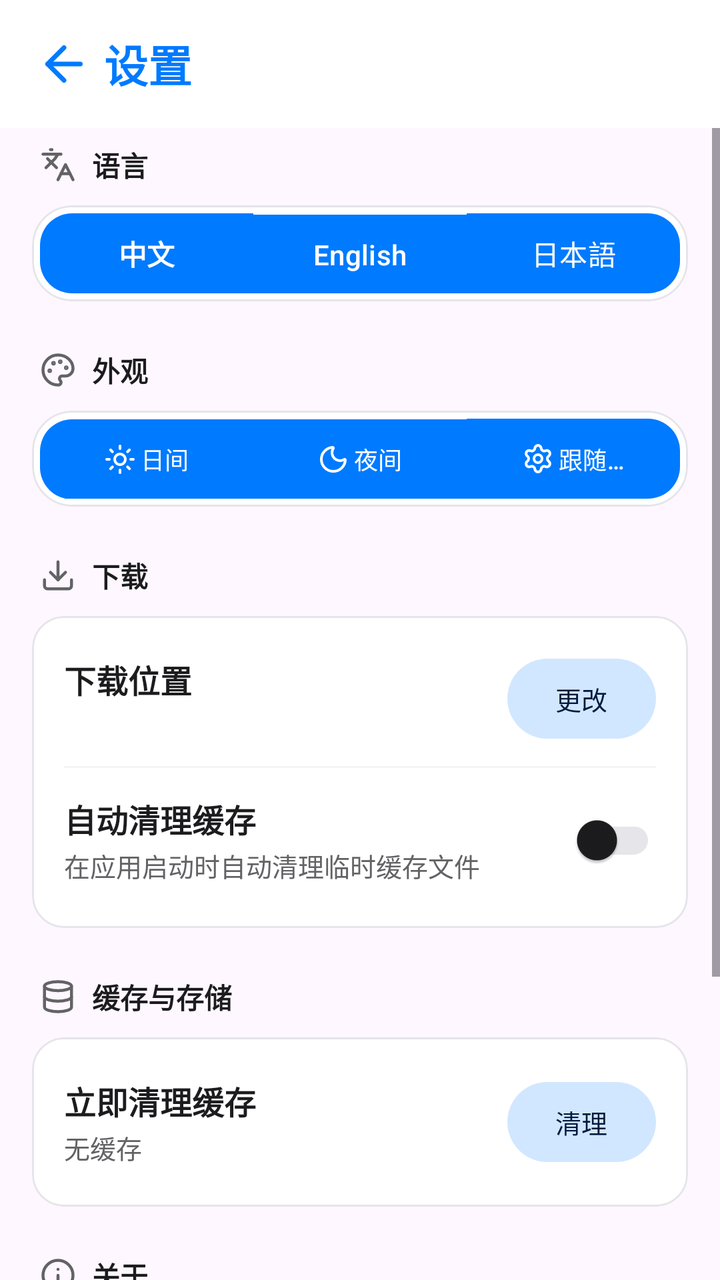
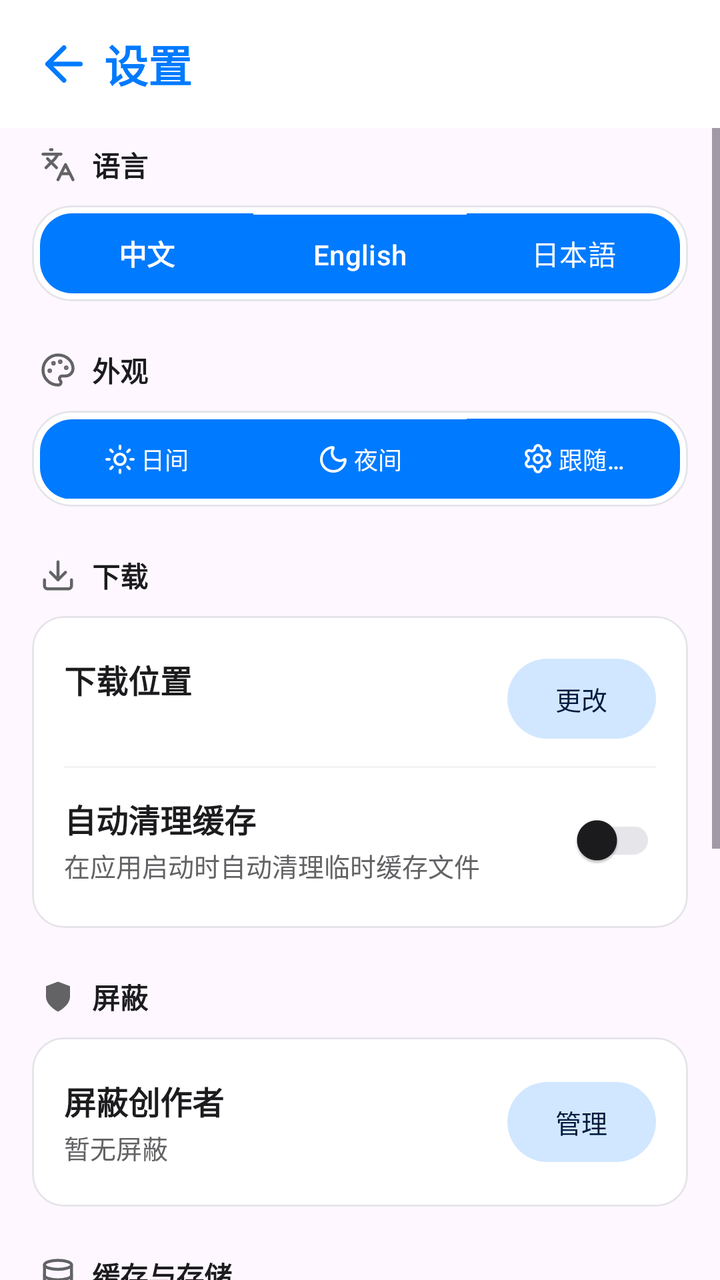

The first picture is an Android layout as it rendered before a commit; the second is the same layout after the commit. The layout source and the unified diff follow.
<!-- AndroidManifest.xml: application theme Theme.Pawchive -->
<!-- res/layout/fragment_settings.xml -->
<?xml version="1.0" encoding="utf-8"?>
<LinearLayout xmlns:android="http://schemas.android.com/apk/res/android"
    xmlns:app="http://schemas.android.com/apk/res-auto"
    android:layout_width="match_parent"
    android:layout_height="match_parent"
    android:orientation="vertical"
    android:background="?android:attr/colorBackground">

    
    <LinearLayout
        android:id="@+id/header_layout"
        android:layout_width="match_parent"
        android:layout_height="wrap_content"
        android:orientation="horizontal"
        android:gravity="center_vertical"
        android:background="?attr/colorSurface"
        android:paddingStart="12dp"
        android:paddingEnd="16dp"
        android:paddingTop="12dp"
        android:paddingBottom="12dp">

        <ImageView
            android:id="@+id/btn_back"
            android:layout_width="40dp"
            android:layout_height="40dp"
            android:src="@drawable/ic_arrow_back"
            android:padding="6dp"
            android:background="?attr/selectableItemBackgroundBorderless"
            app:tint="?attr/colorPrimary" />

        <TextView
            android:layout_width="0dp"
            android:layout_height="wrap_content"
            android:layout_weight="1"
            android:text="@string/settings"
            android:textSize="22sp"
            android:textStyle="bold"
            android:textColor="?attr/colorPrimary" />
    </LinearLayout>

    <ScrollView
        android:layout_width="match_parent"
        android:layout_height="0dp"
        android:layout_weight="1"
        android:fillViewport="true">

        <LinearLayout
            android:layout_width="match_parent"
            android:layout_height="wrap_content"
            android:orientation="vertical"
            android:paddingStart="16dp"
            android:paddingEnd="16dp"
            android:paddingTop="8dp"
            android:paddingBottom="24dp">

            
            <LinearLayout
                android:layout_width="match_parent"
                android:layout_height="wrap_content"
                android:orientation="horizontal"
                android:gravity="center_vertical"
                android:layout_marginStart="4dp"
                android:layout_marginBottom="10dp">

                <ImageView
                    android:layout_width="18dp"
                    android:layout_height="18dp"
                    android:src="@drawable/ic_language"
                    app:tint="?attr/colorOnSurfaceVariant"
                    android:layout_marginEnd="8dp" />

                <TextView
                    android:layout_width="wrap_content"
                    android:layout_height="wrap_content"
                    android:text="@string/language"
                    android:textSize="14sp"
                    android:textColor="?attr/colorOnSurface"
                    android:textStyle="bold" />
            </LinearLayout>

            <com.google.android.material.card.MaterialCardView
                android:layout_width="match_parent"
                android:layout_height="wrap_content"
                app:cardCornerRadius="20dp"
                app:cardElevation="0dp"
                app:cardBackgroundColor="?attr/colorSurface"
                app:strokeWidth="1dp"
                app:strokeColor="?attr/colorOutlineVariant"
                android:layout_marginBottom="24dp">

                <com.google.android.material.button.MaterialButtonToggleGroup
                    android:id="@+id/toggle_language"
                    android:layout_width="match_parent"
                    android:layout_height="wrap_content"
                    app:singleSelection="true"
                    app:selectionRequired="true"
                    android:padding="4dp">

                    <com.google.android.material.button.MaterialButton
                        android:id="@+id/btn_lang_zh"
                        style="@style/Widget.Material3.Button.UnelevatedButton"
                        android:layout_width="0dp"
                        android:layout_height="40dp"
                        android:layout_weight="1"
                        android:text="中文"
                        android:textSize="14sp"
                        android:textStyle="bold"
                        android:insetTop="0dp"
                        android:insetBottom="0dp"
                        app:cornerRadius="16dp" />

                    <com.google.android.material.button.MaterialButton
                        android:id="@+id/btn_lang_en"
                        style="@style/Widget.Material3.Button.UnelevatedButton"
                        android:layout_width="0dp"
                        android:layout_height="40dp"
                        android:layout_weight="1"
                        android:text="English"
                        android:textSize="14sp"
                        android:insetTop="0dp"
                        android:insetBottom="0dp"
                        app:cornerRadius="16dp" />

                    <com.google.android.material.button.MaterialButton
                        android:id="@+id/btn_lang_ja"
                        style="@style/Widget.Material3.Button.UnelevatedButton"
                        android:layout_width="0dp"
                        android:layout_height="40dp"
                        android:layout_weight="1"
                        android:text="日本語"
                        android:textSize="14sp"
                        android:insetTop="0dp"
                        android:insetBottom="0dp"
                        app:cornerRadius="16dp" />
                </com.google.android.material.button.MaterialButtonToggleGroup>
            </com.google.android.material.card.MaterialCardView>

            
            <LinearLayout
                android:layout_width="match_parent"
                android:layout_height="wrap_content"
                android:orientation="horizontal"
                android:gravity="center_vertical"
                android:layout_marginStart="4dp"
                android:layout_marginBottom="10dp">

                <ImageView
                    android:layout_width="18dp"
                    android:layout_height="18dp"
                    android:src="@drawable/ic_appearance"
                    app:tint="?attr/colorOnSurfaceVariant"
                    android:layout_marginEnd="8dp" />

                <TextView
                    android:layout_width="wrap_content"
                    android:layout_height="wrap_content"
                    android:text="@string/appearance"
                    android:textSize="14sp"
                    android:textColor="?attr/colorOnSurface"
                    android:textStyle="bold" />
            </LinearLayout>

            <com.google.android.material.card.MaterialCardView
                android:layout_width="match_parent"
                android:layout_height="wrap_content"
                app:cardCornerRadius="20dp"
                app:cardElevation="0dp"
                app:cardBackgroundColor="?attr/colorSurface"
                app:strokeWidth="1dp"
                app:strokeColor="?attr/colorOutlineVariant"
                android:layout_marginBottom="24dp">

                <com.google.android.material.button.MaterialButtonToggleGroup
                    android:id="@+id/toggle_appearance"
                    android:layout_width="match_parent"
                    android:layout_height="wrap_content"
                    app:singleSelection="true"
                    app:selectionRequired="true"
                    android:padding="4dp">

                    <com.google.android.material.button.MaterialButton
                        android:id="@+id/btn_appearance_light"
                        style="@style/Widget.Material3.Button.UnelevatedButton"
                        android:layout_width="0dp"
                        android:layout_height="40dp"
                        android:layout_weight="1"
                        android:text="@string/appearance_light"
                        android:textSize="12sp"
                        app:icon="@drawable/ic_sun"
                        app:iconGravity="textStart"
                        app:iconSize="16dp"
                        app:iconPadding="2dp"
                        android:insetTop="0dp"
                        android:insetBottom="0dp"
                        app:cornerRadius="16dp" />

                    <com.google.android.material.button.MaterialButton
                        android:id="@+id/btn_appearance_dark"
                        style="@style/Widget.Material3.Button.UnelevatedButton"
                        android:layout_width="0dp"
                        android:layout_height="40dp"
                        android:layout_weight="1"
                        android:text="@string/appearance_dark"
                        android:textSize="12sp"
                        app:icon="@drawable/ic_moon"
                        app:iconGravity="textStart"
                        app:iconSize="16dp"
                        app:iconPadding="2dp"
                        android:insetTop="0dp"
                        android:insetBottom="0dp"
                        app:cornerRadius="16dp" />

                    <com.google.android.material.button.MaterialButton
                        android:id="@+id/btn_appearance_system"
                        style="@style/Widget.Material3.Button.UnelevatedButton"
                        android:layout_width="0dp"
                        android:layout_height="40dp"
                        android:layout_weight="1"
                        android:text="@string/appearance_system"
                        android:textSize="12sp"
                        app:icon="@drawable/ic_settings"
                        app:iconGravity="textStart"
                        app:iconSize="16dp"
                        app:iconPadding="2dp"
                        android:insetTop="0dp"
                        android:insetBottom="0dp"
                        app:cornerRadius="16dp" />
                </com.google.android.material.button.MaterialButtonToggleGroup>
            </com.google.android.material.card.MaterialCardView>

            
            <LinearLayout
                android:layout_width="match_parent"
                android:layout_height="wrap_content"
                android:orientation="horizontal"
                android:gravity="center_vertical"
                android:layout_marginStart="4dp"
                android:layout_marginBottom="10dp">

                <ImageView
                    android:layout_width="18dp"
                    android:layout_height="18dp"
                    android:src="@drawable/ic_download_section"
                    app:tint="?attr/colorOnSurfaceVariant"
                    android:layout_marginEnd="8dp" />

                <TextView
                    android:layout_width="wrap_content"
                    android:layout_height="wrap_content"
                    android:text="@string/section_download"
                    android:textSize="14sp"
                    android:textColor="?attr/colorOnSurface"
                    android:textStyle="bold" />
            </LinearLayout>

            <com.google.android.material.card.MaterialCardView
                android:layout_width="match_parent"
                android:layout_height="wrap_content"
                app:cardCornerRadius="16dp"
                app:cardElevation="0dp"
                app:cardBackgroundColor="?attr/colorSurface"
                app:strokeWidth="1dp"
                app:strokeColor="?attr/colorOutlineVariant"
                android:layout_marginBottom="24dp">

                <LinearLayout
                    android:layout_width="match_parent"
                    android:layout_height="wrap_content"
                    android:orientation="vertical"
                    android:paddingHorizontal="16dp"
                    android:paddingVertical="8dp">

                    
                    <LinearLayout
                        android:layout_width="match_parent"
                        android:layout_height="wrap_content"
                        android:orientation="horizontal"
                        android:gravity="center_vertical"
                        android:paddingVertical="12dp">

                        <LinearLayout
                            android:layout_width="0dp"
                            android:layout_height="wrap_content"
                            android:layout_weight="1"
                            android:orientation="vertical">

                            <TextView
                                android:layout_width="wrap_content"
                                android:layout_height="wrap_content"
                                android:text="@string/download_location"
                                android:textSize="16sp"
                                android:textColor="?attr/colorOnSurface"
                                android:textStyle="bold" />

                            <TextView
                                android:id="@+id/tv_download_location"
                                android:layout_width="wrap_content"
                                android:layout_height="wrap_content"
                                android:text=""
                                android:textSize="13sp"
                                android:textColor="?attr/colorTextSecondary"
                                android:layout_marginTop="2dp" />
                        </LinearLayout>

                        <com.google.android.material.button.MaterialButton
                            android:id="@+id/btn_change_location"
                            style="@style/Widget.Material3.Button.TonalButton"
                            android:layout_width="wrap_content"
                            android:layout_height="40dp"
                            android:text="@string/download_location_change"
                            android:textSize="13sp"
                            android:minWidth="0dp"
                            android:insetTop="0dp"
                            android:insetBottom="0dp"
                            app:backgroundTint="?attr/colorPrimaryContainer"
                            android:textColor="?attr/colorOnPrimaryContainer" />
                    </LinearLayout>

                    <View
                        android:layout_width="match_parent"
                        android:layout_height="1dp"
                        android:background="?attr/colorOutlineVariant"
                        android:alpha="0.4" />

                    
                    <LinearLayout
                        android:layout_width="match_parent"
                        android:layout_height="wrap_content"
                        android:orientation="horizontal"
                        android:gravity="center_vertical"
                        android:paddingVertical="12dp">

                        <LinearLayout
                            android:layout_width="0dp"
                            android:layout_height="wrap_content"
                            android:layout_weight="1"
                            android:orientation="vertical">

                            <TextView
                                android:layout_width="wrap_content"
                                android:layout_height="wrap_content"
                                android:text="@string/auto_clean_cache"
                                android:textSize="16sp"
                                android:textColor="?attr/colorOnSurface"
                                android:textStyle="bold" />

                            <TextView
                                android:layout_width="wrap_content"
                                android:layout_height="wrap_content"
                                android:text="@string/auto_clean_cache_desc"
                                android:textSize="13sp"
                                android:textColor="?attr/colorTextSecondary"
                                android:layout_marginTop="2dp" />
                        </LinearLayout>

                        <com.google.android.material.switchmaterial.SwitchMaterial
                            android:id="@+id/switch_auto_clean"
                            android:layout_width="wrap_content"
                            android:layout_height="wrap_content"
                            android:layout_marginStart="12dp"
                            android:layout_gravity="center_vertical" />
                    </LinearLayout>
                </LinearLayout>
            </com.google.android.material.card.MaterialCardView>

            
            <LinearLayout
                android:layout_width="match_parent"
                android:layout_height="wrap_content"
                android:orientation="horizontal"
                android:gravity="center_vertical"
                android:layout_marginStart="4dp"
                android:layout_marginBottom="10dp">

                <ImageView
                    android:layout_width="18dp"
                    android:layout_height="18dp"
                    android:src="@drawable/ic_cache_section"
                    app:tint="?attr/colorOnSurfaceVariant"
                    android:layout_marginEnd="8dp" />

                <TextView
                    android:layout_width="wrap_content"
                    android:layout_height="wrap_content"
                    android:text="@string/section_cache"
                    android:textSize="14sp"
                    android:textColor="?attr/colorOnSurface"
                    android:textStyle="bold" />
            </LinearLayout>

            <com.google.android.material.card.MaterialCardView
                android:layout_width="match_parent"
                android:layout_height="wrap_content"
                app:cardCornerRadius="16dp"
                app:cardElevation="0dp"
                app:cardBackgroundColor="?attr/colorSurface"
                app:strokeWidth="1dp"
                app:strokeColor="?attr/colorOutlineVariant"
                android:layout_marginBottom="24dp">

                <LinearLayout
                    android:layout_width="match_parent"
                    android:layout_height="wrap_content"
                    android:orientation="vertical"
                    android:paddingHorizontal="16dp"
                    android:paddingVertical="8dp">

                    
                    <LinearLayout
                        android:layout_width="match_parent"
                        android:layout_height="wrap_content"
                        android:orientation="horizontal"
                        android:gravity="center_vertical"
                        android:paddingVertical="12dp">

                        <LinearLayout
                            android:layout_width="0dp"
                            android:layout_height="wrap_content"
                            android:layout_weight="1"
                            android:orientation="vertical">

                            <TextView
                                android:layout_width="wrap_content"
                                android:layout_height="wrap_content"
                                android:text="@string/manual_clean_cache"
                                android:textSize="16sp"
                                android:textColor="?attr/colorOnSurface"
                                android:textStyle="bold" />

                            <TextView
                                android:id="@+id/tv_cache_size"
                                android:layout_width="wrap_content"
                                android:layout_height="wrap_content"
                                android:text="@string/cache_empty"
                                android:textSize="13sp"
                                android:textColor="?attr/colorTextSecondary"
                                android:layout_marginTop="2dp" />
                        </LinearLayout>

                        <com.google.android.material.button.MaterialButton
                            android:id="@+id/btn_clean_cache"
                            style="@style/Widget.Material3.Button.TonalButton"
                            android:layout_width="wrap_content"
                            android:layout_height="40dp"
                            android:text="@string/clean"
                            android:textSize="13sp"
                            android:minWidth="0dp"
                            android:insetTop="0dp"
                            android:insetBottom="0dp"
                            app:backgroundTint="?attr/colorPrimaryContainer"
                            android:textColor="?attr/colorOnPrimaryContainer" />
                    </LinearLayout>
                </LinearLayout>
            </com.google.android.material.card.MaterialCardView>

            
            <LinearLayout
                android:layout_width="match_parent"
                android:layout_height="wrap_content"
                android:orientation="horizontal"
                android:gravity="center_vertical"
                android:layout_marginStart="4dp"
                android:layout_marginBottom="10dp">

                <ImageView
                    android:layout_width="18dp"
                    android:layout_height="18dp"
                    android:src="@drawable/ic_info"
                    app:tint="?attr/colorOnSurfaceVariant"
                    android:layout_marginEnd="8dp" />

                <TextView
                    android:layout_width="wrap_content"
                    android:layout_height="wrap_content"
                    android:text="@string/section_about"
                    android:textSize="14sp"
                    android:textColor="?attr/colorOnSurface"
                    android:textStyle="bold" />
            </LinearLayout>

            <com.google.android.material.card.MaterialCardView
                android:layout_width="match_parent"
                android:layout_height="wrap_content"
                app:cardCornerRadius="16dp"
                app:cardElevation="0dp"
                app:cardBackgroundColor="?attr/colorSurface"
                app:strokeWidth="1dp"
                app:strokeColor="?attr/colorOutlineVariant">

                <LinearLayout
                    android:layout_width="match_parent"
                    android:layout_height="wrap_content"
                    android:orientation="vertical"
                    android:paddingHorizontal="16dp"
                    android:paddingVertical="8dp">

                    
                    <LinearLayout
                        android:layout_width="match_parent"
                        android:layout_height="wrap_content"
                        android:orientation="horizontal"
                        android:gravity="center_vertical"
                        android:paddingVertical="12dp">

                        <TextView
                            android:layout_width="0dp"
                            android:layout_height="wrap_content"
                            android:layout_weight="1"
                            android:text="@string/version"
                            android:textSize="16sp"
                            android:textColor="?attr/colorOnSurface"
                            android:textStyle="bold" />

                        <TextView
                            android:id="@+id/tv_version"
                            android:layout_width="wrap_content"
                            android:layout_height="wrap_content"
                            android:text=""
                            android:textSize="14sp"
                            android:textColor="?attr/colorTextSecondary" />
                    </LinearLayout>

                    <View
                        android:layout_width="match_parent"
                        android:layout_height="1dp"
                        android:background="?attr/colorOutlineVariant"
                        android:alpha="0.4" />

                    
                    <TextView
                        android:layout_width="match_parent"
                        android:layout_height="wrap_content"
                        android:text="@string/app_description"
                        android:textSize="13sp"
                        android:textColor="?attr/colorTextSecondary"
                        android:paddingTop="12dp"
                        android:paddingBottom="16dp"
                        android:gravity="start" />

                    
                    <com.google.android.material.button.MaterialButton
                        android:id="@+id/btn_join_telegram"
                        style="@style/Widget.Material3.Button.TonalButton"
                        android:layout_width="match_parent"
                        android:layout_height="44dp"
                        android:text="@string/join_telegram"
                        android:textSize="14sp"
                        app:icon="@drawable/ic_telegram"
                        app:iconGravity="textStart"
                        app:iconSize="20dp"
                        app:iconPadding="8dp"
                        app:backgroundTint="?attr/colorPrimaryContainer"
                        android:textColor="?attr/colorOnPrimaryContainer"
                        android:insetTop="0dp"
                        android:insetBottom="0dp"
                        android:layout_marginBottom="8dp" />
                </LinearLayout>
            </com.google.android.material.card.MaterialCardView>

        </LinearLayout>
    </ScrollView>
</LinearLayout>
<!-- resources referenced by this layout -->
<resources>
  <!-- drawable ic_arrow_back (drawable) -->
  <?xml version="1.0" encoding="utf-8"?>
  <vector xmlns:android="http://schemas.android.com/apk/res/android"
      android:width="24dp"
      android:height="24dp"
      android:viewportWidth="24"
      android:viewportHeight="24">
      <path
          android:fillColor="@android:color/transparent"
          android:strokeColor="?attr/colorControlNormal"
          android:strokeWidth="2"
          android:strokeLineCap="round"
          android:strokeLineJoin="round"
          android:pathData="m12 19-7-7 7-7" />
      <path
          android:fillColor="@android:color/transparent"
          android:strokeColor="?attr/colorControlNormal"
          android:strokeWidth="2"
          android:strokeLineCap="round"
          android:strokeLineJoin="round"
          android:pathData="M19 12H5" />
  </vector>
  <!-- drawable ic_moon (drawable) -->
  <?xml version="1.0" encoding="utf-8"?>
  <vector xmlns:android="http://schemas.android.com/apk/res/android"
      android:width="24dp"
      android:height="24dp"
      android:viewportWidth="24"
      android:viewportHeight="24">
      <path
          android:fillColor="@android:color/transparent"
          android:strokeColor="?attr/colorControlNormal"
          android:strokeWidth="2"
          android:strokeLineCap="round"
          android:strokeLineJoin="round"
          android:pathData="M20.985 12.486a9 9 0 1 1-9.473-9.472c.405-.022.617.46.402.803a6 6 0 0 0 8.268 8.268c.344-.215.825-.004.803.401" />
  </vector>
  <string name="app_description">Pawchive - 您的内容归档管理器</string>
  <string name="appearance">外观</string>
  <string name="appearance_dark">夜间</string>
  <string name="appearance_light">日间</string>
  <string name="appearance_system">跟随系统</string>
  <string name="auto_clean_cache">自动清理缓存</string>
  <string name="auto_clean_cache_desc">在应用启动时自动清理临时缓存文件</string>
  <string name="cache_empty">无缓存</string>
  <string name="clean">清理</string>
  <string name="download_location">下载位置</string>
  <string name="download_location_change">更改</string>
  <string name="join_telegram">加入官方频道</string>
  <string name="language">语言</string>
  <string name="manual_clean_cache">立即清理缓存</string>
  <string name="section_about">关于</string>
  <string name="section_cache">缓存与存储</string>
  <string name="section_download">下载</string>
  <string name="settings">设置</string>
  <string name="version">版本</string>
  <color name="white">#FFFFFFFF</color>
  <color name="card_light">#FFFFFF</color>
  <color name="text_primary_light">#1C1C1E</color>
  <color name="bg_light">#F2F2F7</color>
  <color name="text_secondary_light">#636366</color>
  <color name="divider_light">#E5E5EA</color>
  <color name="text_muted_light">#8E8E93</color>
  <color name="primary">#8A2BE2</color>
  <!-- unchanged entries left out for length: 9 -->
</resources>

<!-- the commit's change to res/layout/fragment_settings.xml (unified diff, before → after) -->
@@ -375,6 +375,95 @@
                 <ImageView
                     android:layout_width="18dp"
                     android:layout_height="18dp"
+                    android:src="@drawable/ic_shield"
+                    app:tint="?attr/colorOnSurfaceVariant"
+                    android:layout_marginEnd="8dp" />
+
+                <TextView
+                    android:layout_width="wrap_content"
+                    android:layout_height="wrap_content"
+                    android:text="@string/section_blocked"
+                    android:textSize="14sp"
+                    android:textColor="?attr/colorOnSurface"
+                    android:textStyle="bold" />
+            </LinearLayout>
+
+            <com.google.android.material.card.MaterialCardView
+                android:layout_width="match_parent"
+                android:layout_height="wrap_content"
+                app:cardCornerRadius="16dp"
+                app:cardElevation="0dp"
+                app:cardBackgroundColor="?attr/colorSurface"
+                app:strokeWidth="1dp"
+                app:strokeColor="?attr/colorOutlineVariant"
+                android:layout_marginBottom="24dp">
+
+                <LinearLayout
+                    android:layout_width="match_parent"
+                    android:layout_height="wrap_content"
+                    android:orientation="vertical"
+                    android:paddingHorizontal="16dp"
+                    android:paddingVertical="8dp">
+
+                    <LinearLayout
+                        android:layout_width="match_parent"
+                        android:layout_height="wrap_content"
+                        android:orientation="horizontal"
+                        android:gravity="center_vertical"
+                        android:paddingVertical="12dp">
+
+                        <LinearLayout
+                            android:layout_width="0dp"
+                            android:layout_height="wrap_content"
+                            android:layout_weight="1"
+                            android:orientation="vertical">
+
+                            <TextView
+                                android:layout_width="wrap_content"
+                                android:layout_height="wrap_content"
+                                android:text="@string/blocked_creators"
+                                android:textSize="16sp"
+                                android:textColor="?attr/colorOnSurface"
+                                android:textStyle="bold" />
+
+                            <TextView
+                                android:id="@+id/tv_blocked_count"
+                                android:layout_width="wrap_content"
+                                android:layout_height="wrap_content"
+                                android:text="@string/blocked_count_zero"
+                                android:textSize="13sp"
+                                android:textColor="?attr/colorTextSecondary"
+                                android:layout_marginTop="2dp" />
+                        </LinearLayout>
+
+                        <com.google.android.material.button.MaterialButton
+                            android:id="@+id/btn_manage_blocked"
+                            style="@style/Widget.Material3.Button.TonalButton"
+                            android:layout_width="wrap_content"
+                            android:layout_height="40dp"
+                            android:text="@string/manage"
+                            android:textSize="13sp"
+                            android:minWidth="0dp"
+                            android:insetTop="0dp"
+                            android:insetBottom="0dp"
+                            app:backgroundTint="?attr/colorPrimaryContainer"
+                            android:textColor="?attr/colorOnPrimaryContainer" />
+                    </LinearLayout>
+                </LinearLayout>
+            </com.google.android.material.card.MaterialCardView>
+
+            
+            <LinearLayout
+                android:layout_width="match_parent"
+                android:layout_height="wrap_content"
+                android:orientation="horizontal"
+                android:gravity="center_vertical"
+                android:layout_marginStart="4dp"
+                android:layout_marginBottom="10dp">
+
+                <ImageView
+                    android:layout_width="18dp"
+                    android:layout_height="18dp"
                     android:src="@drawable/ic_cache_section"
                     app:tint="?attr/colorOnSurfaceVariant"
                     android:layout_marginEnd="8dp" />
<!-- resource entries referenced after the edit -->
@@ -37,6 +37,16 @@
           android:strokeLineJoin="round"
           android:pathData="M20.985 12.486a9 9 0 1 1-9.473-9.472c.405-.022.617.46.402.803a6 6 0 0 0 8.268 8.268c.344-.215.825-.004.803.401" />
   </vector>
+  <!-- drawable ic_shield (drawable) -->
+  <vector xmlns:android="http://schemas.android.com/apk/res/android"
+      android:width="24dp"
+      android:height="24dp"
+      android:viewportWidth="24"
+      android:viewportHeight="24">
+      <path
+          android:fillColor="#000000"
+          android:pathData="M12,22s8,-4 8,-10V5l-8,-3 -8,3v7c0,6 8,10 8,10z" />
+  </vector>
   <string name="app_description">Pawchive - 您的内容归档管理器</string>
   <string name="appearance">外观</string>
   <string name="appearance_dark">夜间</string>
@@ -44,14 +54,18 @@
   <string name="appearance_system">跟随系统</string>
   <string name="auto_clean_cache">自动清理缓存</string>
   <string name="auto_clean_cache_desc">在应用启动时自动清理临时缓存文件</string>
+  <string name="blocked_count_zero">暂无屏蔽</string>
+  <string name="blocked_creators">屏蔽创作者</string>
   <string name="cache_empty">无缓存</string>
   <string name="clean">清理</string>
   <string name="download_location">下载位置</string>
   <string name="download_location_change">更改</string>
   <string name="join_telegram">加入官方频道</string>
   <string name="language">语言</string>
+  <string name="manage">管理</string>
   <string name="manual_clean_cache">立即清理缓存</string>
   <string name="section_about">关于</string>
+  <string name="section_blocked">屏蔽</string>
   <string name="section_cache">缓存与存储</string>
   <string name="section_download">下载</string>
   <string name="settings">设置</string>
